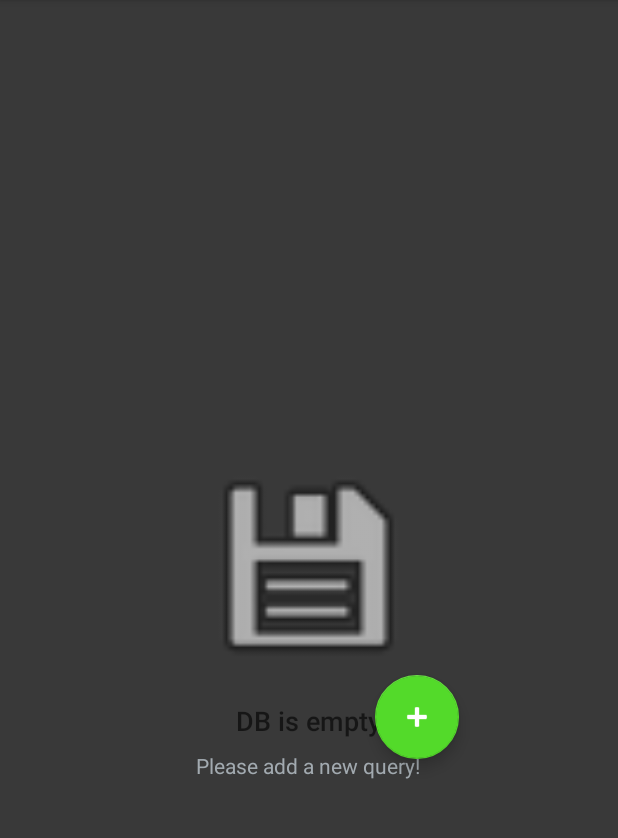
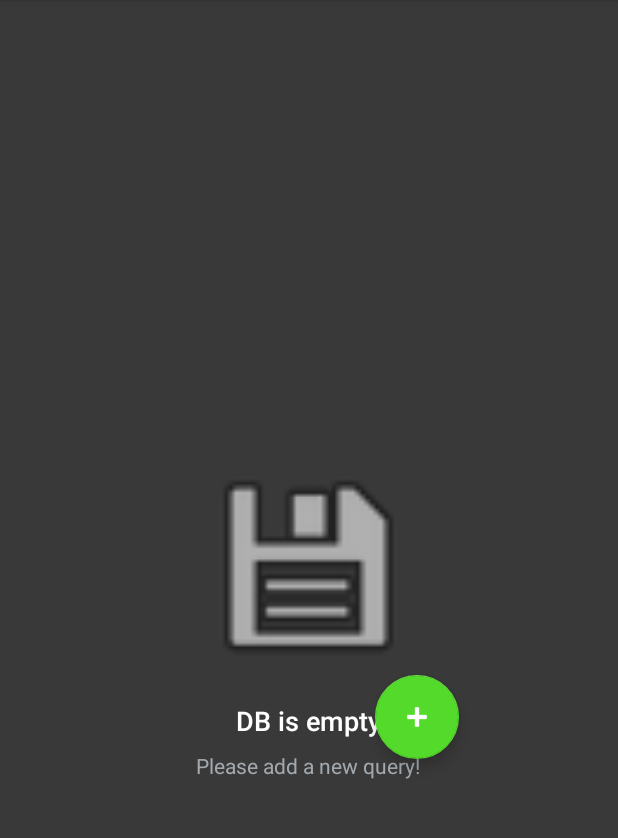
Before and after one commit to AidaDolea/CompanyApp, an Android app: the screen it shows after launch (EmployeeActivity), on a phone screen of 412 x 824 dp, the part 84-922 px from its top. Run offline under Robolectric (Android 15) with nearby library versions, the phone set to English and light mode, and no system bars.

Commit message:
Update activity_main.xml

```diff
--- a/app/src/main/res/layout/activity_main.xml
+++ b/app/src/main/res/layout/activity_main.xml
@@ -33,6 +33,7 @@
             android:layout_centerHorizontal="true"
             android:fontFamily="sans-serif-medium"
             android:paddingTop="16dp"
+            android:textColor="@color/colorLabel"
             android:text="@string/the_database_is_empty"
             android:textAppearance="?android:textAppearanceMedium" />
         <TextView
```
